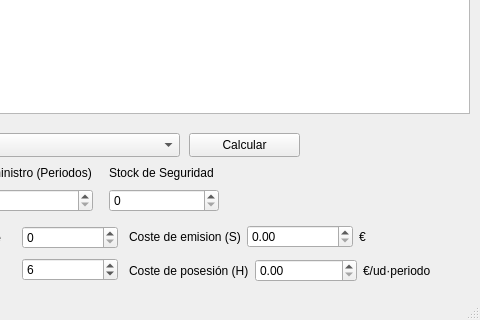
First picture: the form in src/mainwindow.ui, repository TheBerbat/bloque-produccion, before the edit; both pictures show x 111 to 591 and y 266 to 586 of the 591 by 586 pixel window.
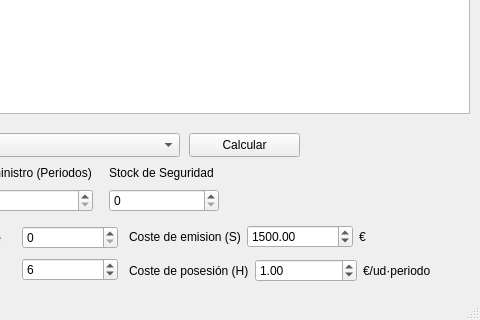
Second picture: the form after the edit.

Commit message: Pass to mrp algorithm time

What changed in the file:
```diff
--- a/src/mainwindow.ui
+++ b/src/mainwindow.ui
@@ -202,6 +202,9 @@
          <property name="maximum">
           <double>10000000000000000.000000000000000</double>
          </property>
+         <property name="value">
+          <double>1500.000000000000000</double>
+         </property>
         </widget>
        </item>
        <item>
@@ -227,6 +230,9 @@
          <property name="maximum">
           <double>10000000000000000905969664.000000000000000</double>
          </property>
+         <property name="value">
+          <double>1.000000000000000</double>
+         </property>
         </widget>
        </item>
        <item>
```
The commit also changes 1 other file.
